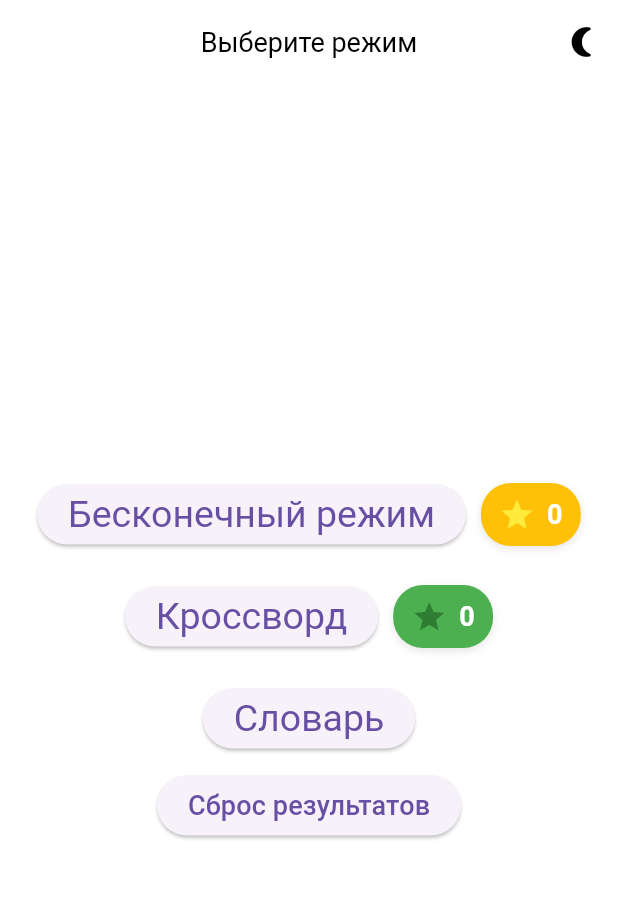
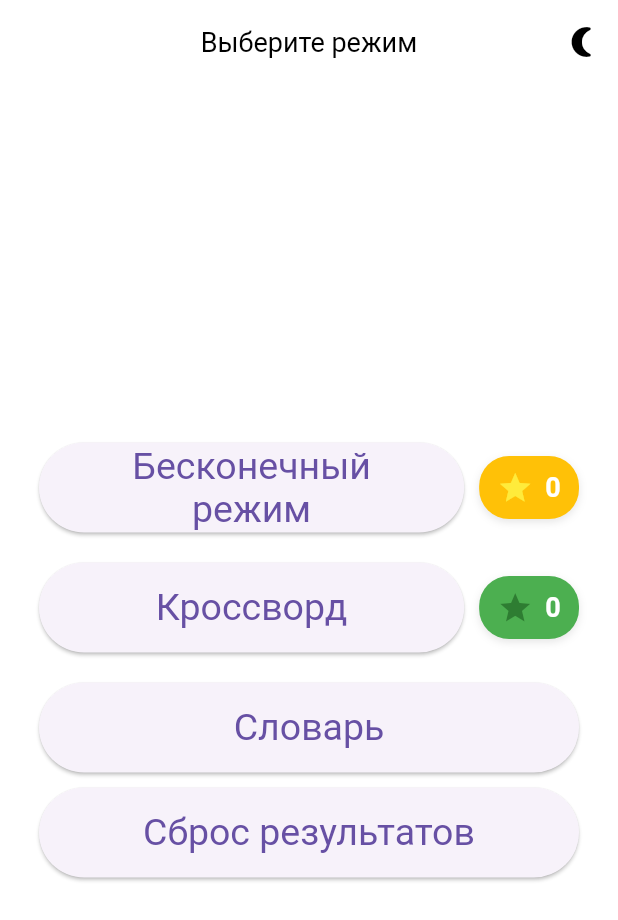
Before and after one commit to PivnoyBotchonok/my_project, a Flutter app: the screen it shows after launch, on a phone screen of 412 x 824 dp. Shown: the top 920 px of the screen. Run offline on Flutter 3.47's test engine with Material 3 defaults, Android fonts, the phone set to English and light mode, and no system bars; our stand-ins replace equatable, flutter_bloc, flutter_tts, hive_ce, hive_ce_flutter; accounts and stored records are empty.

Commit message:
fix main menu

```diff
--- a/my_project/lib/features/main_menu/view/main_menu_screen.dart
+++ b/my_project/lib/features/main_menu/view/main_menu_screen.dart
@@ -23,14 +23,11 @@ class MainMenuScreen extends StatelessWidget {
           actions: [
             IconButton(
               icon: Icon(
-                // Определяем иконку в зависимости от текущей темы
                 Theme.of(context).brightness == Brightness.dark
-                    ? Icons
-                        .wb_sunny // Иконка для темной темы
-                    : Icons.nightlight_round, // Иконка для светлой темы
+                    ? Icons.wb_sunny
+                    : Icons.nightlight_round,
               ),
               onPressed: () {
-                // Переключаем тему через ThemeNotifier
                 final themeNotifier = Provider.of<ThemeNotifier>(
                   context,
                   listen: false,
@@ -49,64 +46,44 @@ class MainMenuScreen extends StatelessWidget {
             return Center(
               child: Column(
                 mainAxisAlignment: MainAxisAlignment.center,
-                mainAxisSize: MainAxisSize.min,
                 children: [
-                  Row(
-                    mainAxisAlignment: MainAxisAlignment.center,
-                    children: [
-                      ElevatedButton(
-                        style: ElevatedButton.styleFrom(
-                          textStyle: const TextStyle(fontSize: 25),
-                        ),
+                  _buildMenuButton(
+                    context: context,
+                    label: 'Бесконечный \nрежим',
                     onPressed: () async {
-                          await Navigator.of(
-                            context,
-                          ).pushNamed("/endless_game");
+                      await Navigator.of(context).pushNamed("/endless_game");
                       context.read<ScoreBloc>().add(LoadScores());
                     },
-                        child: const Text('Бесконечный режим'),
-                      ),
-                      const SizedBox(width: 10),
-                      ScoreBadge(score: state.endlessScore),
-                    ],
+                    badge: ScoreBadge(score: state.endlessScore),
                   ),
                   const SizedBox(height: 20),
-                  Row(
-                    mainAxisAlignment: MainAxisAlignment.center,
-                    children: [
-                      ElevatedButton(
-                        style: ElevatedButton.styleFrom(
-                          textStyle: const TextStyle(fontSize: 25),
-                        ),
+                  _buildMenuButton(
+                    context: context,
+                    label: 'Кроссворд',
                     onPressed: () async {
                       await Navigator.of(context).pushNamed("/crossword");
                       context.read<ScoreBloc>().add(LoadScores());
                     },
-                        child: const Text('Кроссворд'),
-                      ),
-                      const SizedBox(width: 10),
-                      ScoreBadge(
+                    badge: ScoreBadge(
                       score: state.crosswordScore,
                       color: Colors.green,
                     ),
-                    ],
                   ),
                   const SizedBox(height: 20),
-                  ElevatedButton(
-                    style: ElevatedButton.styleFrom(
-                      textStyle: const TextStyle(fontSize: 25),
-                    ),
+                  _buildMenuButton(
+                    context: context,
+                    label: 'Словарь',
                     onPressed: () {
                       Navigator.of(context).pushNamed("/dictionary");
                     },
-                    child: const Text('Словарь'),
                   ),
                   const SizedBox(height: 10),
-                  ElevatedButton(
+                  _buildMenuButton(
+                    context: context,
+                    label: 'Сброс результатов',
                     onPressed: () {
                       context.read<ScoreBloc>().add(ResetScores());
                     },
-                    child: const Text("Сброс результатов"),
                   ),
                 ],
               ),
@@ -116,4 +93,30 @@ class MainMenuScreen extends StatelessWidget {
       ),
     );
   }
+
+  Widget _buildMenuButton({
+    required BuildContext context,
+    required String label,
+    required VoidCallback onPressed,
+    Widget? badge,
+  }) {
+    return SizedBox(
+      width: 360,
+      child: Row(
+        children: [
+          Expanded(
+            child: ElevatedButton(
+              style: ElevatedButton.styleFrom(
+                textStyle: const TextStyle(fontSize: 25),
+                minimumSize: const Size(0, 60),
+              ),
+              onPressed: onPressed,
+              child: Text(label, textAlign: TextAlign.center),
+            ),
+          ),
+          if (badge != null) ...[const SizedBox(width: 10), badge],
+        ],
+      ),
+    );
   }
+}
```
Lines whose indentation alone changed are shown as unchanged.
